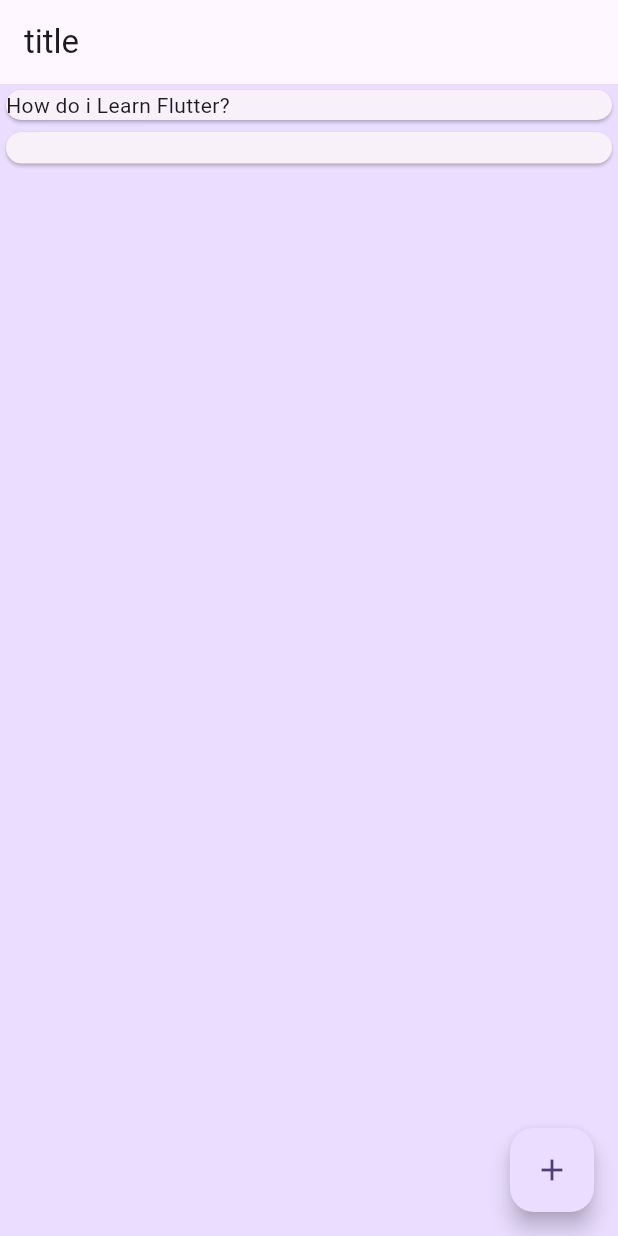
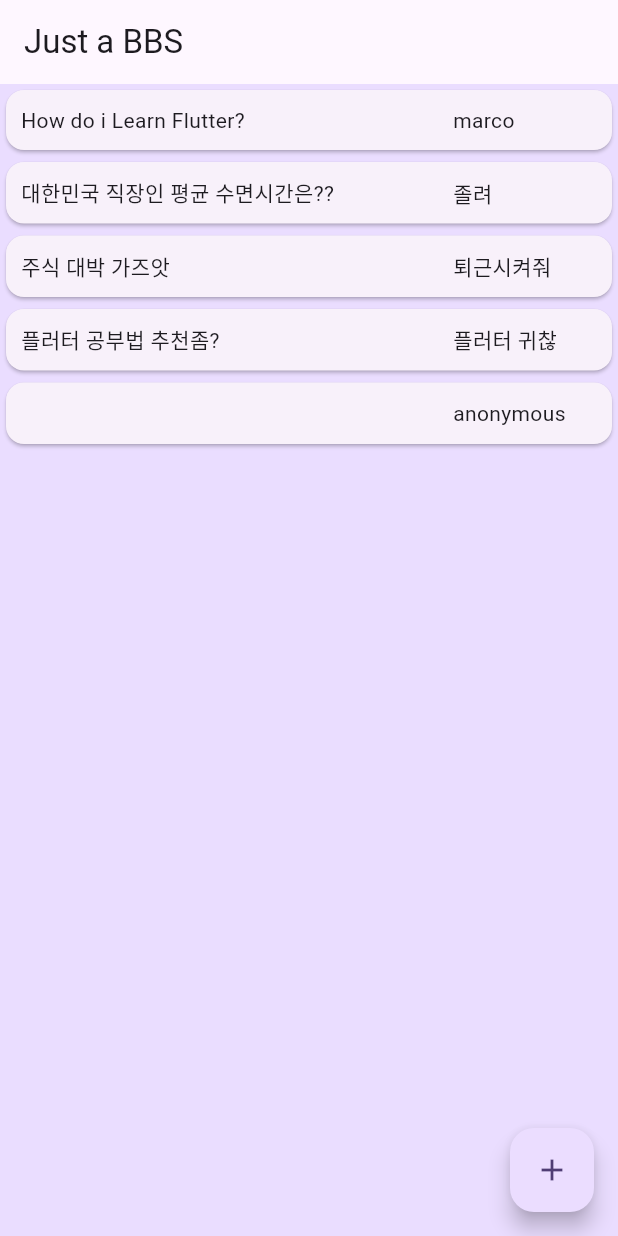
Before and after one commit to lee95292/bulletin-board-system-client, a Flutter app: the screen it shows after launch, after a tap on the "add" icon, after a tap on "등록", on a phone screen of 412 x 824 dp. Run offline on Flutter 3.47's test engine with Material 3 defaults, Android fonts, the phone set to English and light mode, and no system bars.

Commit message:
bbs post list view

```diff
--- a/lib/main.dart
+++ b/lib/main.dart
@@ -25,7 +25,12 @@ class BBS extends StatefulWidget {
 }
 
 class _BBSState extends State<BBS> {
-  List<Post> posts = [Post('1', 'marco', 'hahaha', 'How do i Learn Flutter?')];
+  List<Post> posts = [
+    Post('1', 'marco', 'hahaha', 'How do i Learn Flutter?'),
+    Post('2', '졸려', 'hahaha', '대한민국 직장인 평균 수면시간은??'),
+    Post('3', '퇴근시켜줘', 'hahaha', '주식 대박 가즈앗'),
+    Post('4', '플러터 귀찮', 'hahah', '플러터 공부법 추천좀?')
+  ];
   var isWriting = false;
   void toggleWriting() {
     setState(() {
@@ -34,13 +39,12 @@ class _BBSState extends State<BBS> {
   }
 
   void addPost(String title, String content) {
-    var id = 'test_id'; // TODO UUID
-    var author = 'anonymous'; // TODO nickname(SSO)
+    var id = 'test_id'; // @TODO UUID
+    var author = 'anonymous'; // @TODO nickname(SSO)
     setState(() {
       posts.add(Post(id, author, title, content));
       isWriting = !this.isWriting;
     });
-    print('test!');
   }
 
   @override
@@ -53,7 +57,7 @@ class _BBSState extends State<BBS> {
         ),
         home: Scaffold(
           appBar: AppBar(
-            title: Text("title"),
+            title: Text("Just a BBS"),
           ),
           body: Container(
             color: Theme.of(context).colorScheme.primaryContainer,
--- a/lib/page/board.dart
+++ b/lib/page/board.dart
@@ -1,4 +1,5 @@
 import 'package:flutter/material.dart';
+import 'package:flutter/widgets.dart';
 import '../model/Post.dart';
 
 class Board extends StatefulWidget {
@@ -12,10 +13,21 @@ class Board extends StatefulWidget {
 class _BoardState extends State<Board> {
   @override
   Widget build(BuildContext context) {
-    return new ListView.builder(
+    return ListView.builder(
         itemCount: widget.posts.length,
         itemBuilder: (context, index) {
-          return Card(child: Text(widget.posts[index].title));
+          return Card(
+              child: Padding(
+                  // height: 60,
+                  padding: EdgeInsets.all(10),
+                  child: Row(
+                    mainAxisAlignment: MainAxisAlignment.spaceAround,
+                    children: [
+                      Expanded(flex: 3, child: Text(widget.posts[index].title)),
+                      Expanded(
+                          flex: 1, child: Text(widget.posts[index].author)),
+                    ],
+                  )));
         });
   }
 }
```
Also changed, not shown: lib/model/Post.dart (+8 -8 lines), lib/page/ViewPost.dart (added, +15 -0 lines).
